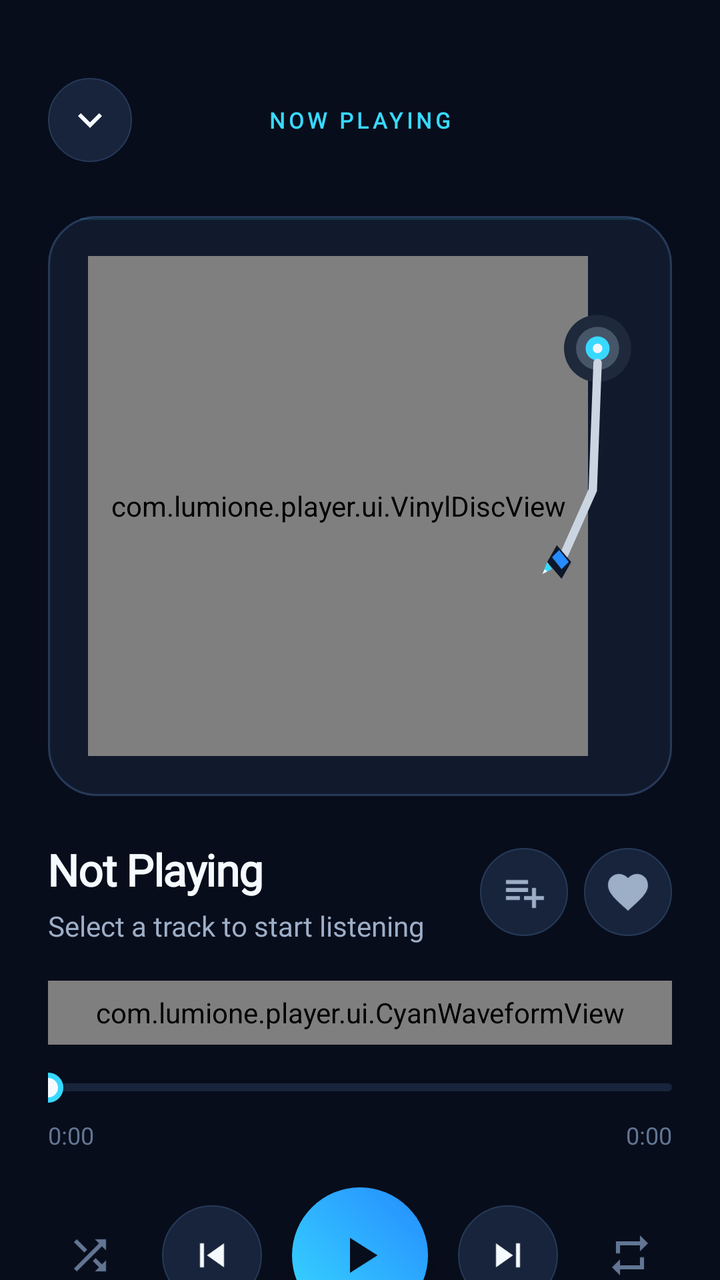
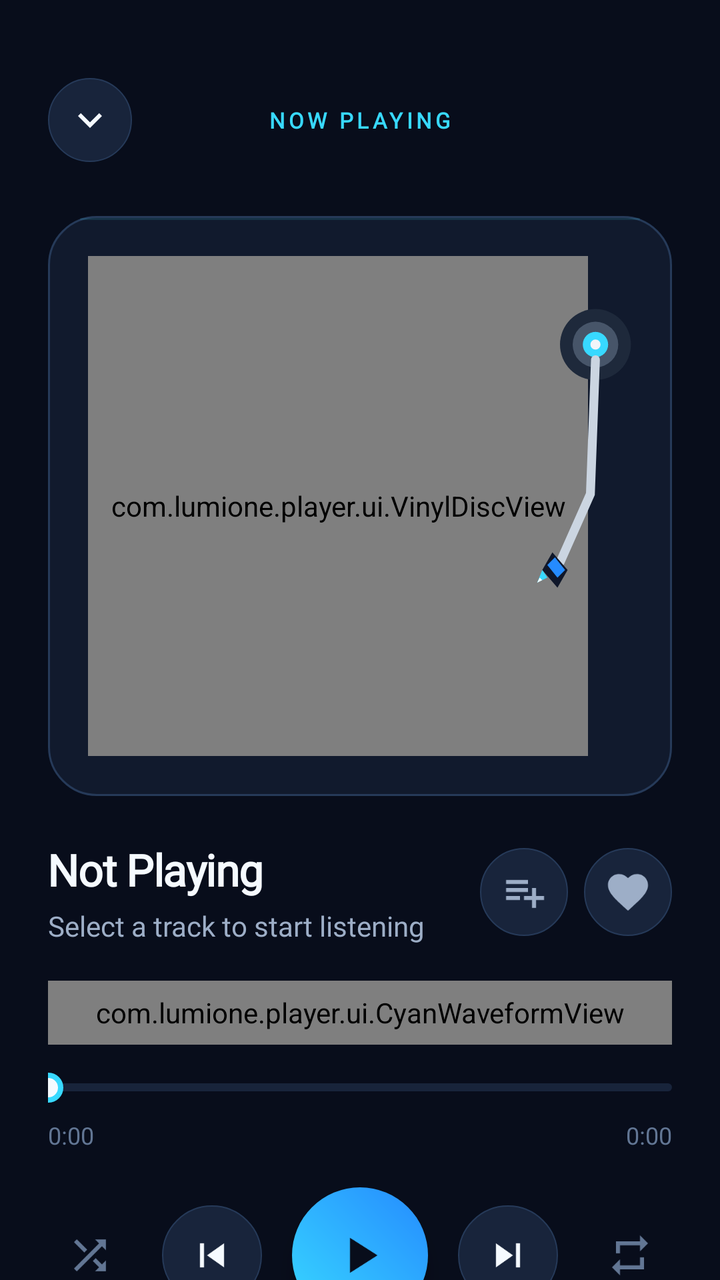

Two renders of the same Android screen: before a commit and after it. Below are the layout's source before the change and the commit's diff.
<!-- AndroidManifest.xml: application theme Theme.LumiOne -->
<!-- res/layout/layout_now_playing.xml -->
<?xml version="1.0" encoding="utf-8"?>
<RelativeLayout xmlns:android="http://schemas.android.com/apk/res/android"
    android:id="@+id/nowPlayingRoot"
    android:layout_width="match_parent"
    android:layout_height="match_parent"
    android:background="@color/bg_base"
    android:fitsSystemWindows="true"
    android:clickable="true"
    android:focusable="true">

    <ScrollView
        android:id="@+id/nowPlayingScroll"
        android:layout_width="match_parent"
        android:layout_height="match_parent"
        android:fillViewport="true"
        android:scrollbars="none">

        <LinearLayout
            android:layout_width="match_parent"
            android:layout_height="wrap_content"
            android:orientation="vertical"
            android:paddingHorizontal="24dp"
            android:paddingTop="36dp"
            android:paddingBottom="36dp">

            
            <RelativeLayout
                android:layout_width="match_parent"
                android:layout_height="48dp"
                android:layout_marginBottom="12dp">

                <ImageButton
                    android:id="@+id/btnCollapseNowPlaying"
                    android:layout_width="42dp"
                    android:layout_height="42dp"
                    android:layout_alignParentStart="true"
                    android:layout_centerVertical="true"
                    android:background="@drawable/bg_icon_button"
                    android:src="@drawable/ic_arrow_down"
                    android:tint="@color/text_primary"
                    android:contentDescription="Collapse" />

                <TextView
                    android:layout_width="wrap_content"
                    android:layout_height="wrap_content"
                    android:layout_centerInParent="true"
                    android:text="NOW PLAYING"
                    android:textColor="@color/primary_cyan"
                    android:textSize="11sp"
                    android:textStyle="bold"
                    android:letterSpacing="0.16"
                    android:fontFamily="@font/plus_jakarta_sans" />

            </RelativeLayout>

            
            <View
                android:layout_width="match_parent"
                android:layout_height="0dp"
                android:layout_weight="1"
                android:minHeight="12dp" />

            
            <FrameLayout
                android:layout_width="match_parent"
                android:layout_height="wrap_content"
                android:layout_gravity="center_horizontal">

                <RelativeLayout
                    android:layout_width="match_parent"
                    android:layout_height="290dp"
                    android:layout_gravity="center"
                    android:background="@drawable/bg_turntable_deck"
                    android:padding="12dp">

                    
                    <com.lumione.player.ui.VinylDiscView
                        android:id="@+id/nowPlayingVinylDisc"
                        android:layout_width="250dp"
                        android:layout_height="250dp"
                        android:layout_centerVertical="true"
                        android:layout_alignParentStart="true"
                        android:layout_marginStart="8dp" />

                    
                    <ImageView
                        android:id="@+id/turntableTonearm"
                        android:layout_width="72dp"
                        android:layout_height="186dp"
                        android:layout_alignParentEnd="true"
                        android:layout_marginTop="14dp"
                        android:layout_marginEnd="6dp"
                        android:src="@drawable/ic_turntable_arm"
                        android:contentDescription="Turntable tonearm" />
                </RelativeLayout>
            </FrameLayout>

            
            <View
                android:layout_width="match_parent"
                android:layout_height="0dp"
                android:layout_weight="1"
                android:minHeight="14dp" />

            
            <RelativeLayout
                android:layout_width="match_parent"
                android:layout_height="wrap_content"
                android:layout_marginTop="8dp"
                android:layout_marginBottom="14dp">

                <LinearLayout
                    android:layout_width="match_parent"
                    android:layout_height="wrap_content"
                    android:layout_toStartOf="@+id/nowPlayingTrackActions"
                    android:layout_centerVertical="true"
                    android:layout_marginEnd="12dp"
                    android:orientation="vertical">

                    <TextView
                        android:id="@+id/fullTrackTitle"
                        android:layout_width="match_parent"
                        android:layout_height="wrap_content"
                        android:text="Not Playing"
                        android:textColor="@color/text_primary"
                        android:textSize="22sp"
                        android:textStyle="bold"
                        android:fontFamily="@font/plus_jakarta_sans"
                        android:letterSpacing="-0.02"
                        android:singleLine="true"
                        android:ellipsize="marquee"
                        android:marqueeRepeatLimit="marquee_forever" />

                    <TextView
                        android:id="@+id/fullArtistName"
                        android:layout_width="match_parent"
                        android:layout_height="wrap_content"
                        android:layout_marginTop="4dp"
                        android:text="Select a track to start listening"
                        android:textColor="@color/text_muted"
                        android:textSize="14sp"
                        android:fontFamily="@font/manrope"
                        android:singleLine="true"
                        android:ellipsize="end" />
                </LinearLayout>

                <LinearLayout
                    android:id="@+id/nowPlayingTrackActions"
                    android:layout_width="wrap_content"
                    android:layout_height="wrap_content"
                    android:layout_alignParentEnd="true"
                    android:layout_centerVertical="true"
                    android:orientation="horizontal">

                    <ImageButton
                        android:id="@+id/btnNowPlayingAddToPlaylist"
                        android:layout_width="44dp"
                        android:layout_height="44dp"
                        android:background="@drawable/bg_icon_button"
                        android:src="@drawable/ic_playlist"
                        android:tint="@color/text_muted"
                        android:contentDescription="Add to playlist" />

                    <ImageButton
                        android:id="@+id/btnNowPlayingLike"
                        android:layout_width="44dp"
                        android:layout_height="44dp"
                        android:layout_marginStart="8dp"
                        android:background="@drawable/bg_icon_button"
                        android:src="@drawable/ic_heart"
                        android:tint="@color/text_muted"
                        android:contentDescription="Like track" />
                </LinearLayout>
            </RelativeLayout>

            
            <com.lumione.player.ui.CyanWaveformView
                android:id="@+id/nowPlayingWaveform"
                android:layout_width="match_parent"
                android:layout_height="32dp"
                android:layout_marginTop="4dp"
                android:layout_marginBottom="14dp" />

            
            <LinearLayout
                android:layout_width="match_parent"
                android:layout_height="wrap_content"
                android:orientation="vertical"
                android:layout_marginBottom="18dp">

                <SeekBar
                    android:id="@+id/fullSeekBar"
                    android:layout_width="match_parent"
                    android:layout_height="wrap_content"
                    android:max="1000"
                    android:maxHeight="4dp"
                    android:minHeight="4dp"
                    android:progressDrawable="@drawable/seekbar_gradient"
                    android:thumb="@drawable/seekbar_thumb"
                    android:splitTrack="false"
                    android:paddingStart="0dp"
                    android:paddingEnd="0dp" />

                <RelativeLayout
                    android:layout_width="match_parent"
                    android:layout_height="wrap_content"
                    android:layout_marginTop="8dp">

                    <TextView
                        android:id="@+id/fullCurrentTime"
                        android:layout_width="wrap_content"
                        android:layout_height="wrap_content"
                        android:layout_alignParentStart="true"
                        android:text="0:00"
                        android:textColor="@color/text_dim"
                        android:textSize="12sp"
                        android:fontFamily="@font/manrope" />

                    <TextView
                        android:id="@+id/fullDurationTime"
                        android:layout_width="wrap_content"
                        android:layout_height="wrap_content"
                        android:layout_alignParentEnd="true"
                        android:text="0:00"
                        android:textColor="@color/text_dim"
                        android:textSize="12sp"
                        android:fontFamily="@font/manrope" />
                </RelativeLayout>
            </LinearLayout>

            
            <LinearLayout
                android:layout_width="match_parent"
                android:layout_height="wrap_content"
                android:gravity="center_vertical"
                android:orientation="horizontal"
                android:layout_marginBottom="16dp">

                
                <ImageButton
                    android:id="@+id/btnFullShuffle"
                    android:layout_width="42dp"
                    android:layout_height="42dp"
                    android:background="?attr/selectableItemBackgroundBorderless"
                    android:src="@drawable/ic_shuffle"
                    android:tint="@color/text_dim"
                    android:contentDescription="Shuffle" />

                <Space
                    android:layout_width="0dp"
                    android:layout_height="1dp"
                    android:layout_weight="1" />

                
                <ImageButton
                    android:id="@+id/btnFullPrev"
                    android:layout_width="50dp"
                    android:layout_height="50dp"
                    android:background="@drawable/bg_icon_button"
                    android:src="@drawable/ic_skip_prev"
                    android:tint="@color/text_primary"
                    android:contentDescription="Previous" />

                <Space
                    android:layout_width="0dp"
                    android:layout_height="1dp"
                    android:layout_weight="1" />

                
                <FrameLayout
                    android:id="@+id/btnFullPlayPause"
                    android:layout_width="68dp"
                    android:layout_height="68dp"
                    android:background="@drawable/bg_tactile_play_button"
                    android:elevation="6dp">

                    <ImageView
                        android:id="@+id/fullPlayPauseIcon"
                        android:layout_width="30dp"
                        android:layout_height="30dp"
                        android:layout_gravity="center"
                        android:src="@drawable/ic_play"
                        android:tint="@color/text_on_cyan"
                        android:contentDescription="Play/Pause" />

                    <ProgressBar
                        android:id="@+id/trackPreparingIndicator"
                        style="?android:attr/progressBarStyleSmall"
                        android:layout_width="24dp"
                        android:layout_height="24dp"
                        android:layout_gravity="center"
                        android:indeterminate="true"
                        android:indeterminateTint="@color/primary_cyan"
                        android:visibility="gone" />
                </FrameLayout>

                <Space
                    android:layout_width="0dp"
                    android:layout_height="1dp"
                    android:layout_weight="1" />

                
                <ImageButton
                    android:id="@+id/btnFullNext"
                    android:layout_width="50dp"
                    android:layout_height="50dp"
                    android:background="@drawable/bg_icon_button"
                    android:src="@drawable/ic_skip_next"
                    android:tint="@color/text_primary"
                    android:contentDescription="Next" />

                <Space
                    android:layout_width="0dp"
                    android:layout_height="1dp"
                    android:layout_weight="1" />

                
                <ImageButton
                    android:id="@+id/btnFullRepeat"
                    android:layout_width="42dp"
                    android:layout_height="42dp"
                    android:background="?attr/selectableItemBackgroundBorderless"
                    android:src="@drawable/ic_repeat"
                    android:tint="@color/text_dim"
                    android:contentDescription="Repeat" />
            </LinearLayout>

            
            <LinearLayout
                android:layout_width="wrap_content"
                android:layout_height="28dp"
                android:layout_gravity="center_horizontal"
                android:background="@drawable/bg_chip_pill"
                android:paddingHorizontal="14dp"
                android:gravity="center"
                android:orientation="horizontal">

                <ImageView
                    android:layout_width="12dp"
                    android:layout_height="12dp"
                    android:src="@drawable/ic_soundwave"
                    android:tint="@color/primary_cyan"
                    android:layout_marginEnd="6dp" />

                <TextView
                    android:id="@+id/fullQualityBadge"
                    android:layout_width="wrap_content"
                    android:layout_height="wrap_content"
                    android:text="LumiOne HD • 320 kbps"
                    android:textColor="@color/primary_cyan"
                    android:textSize="11sp"
                    android:textStyle="bold"
                    android:fontFamily="@font/plus_jakarta_sans" />
            </LinearLayout>

            <LinearLayout
                android:id="@+id/nowPlayingUpNextSection"
                android:layout_width="match_parent"
                android:layout_height="wrap_content"
                android:layout_marginTop="24dp"
                android:orientation="vertical">

                <LinearLayout
                    android:layout_width="match_parent"
                    android:layout_height="wrap_content"
                    android:gravity="center_vertical"
                    android:orientation="horizontal"
                    android:layout_marginBottom="10dp">

                    <TextView
                        android:layout_width="0dp"
                        android:layout_height="wrap_content"
                        android:layout_weight="1"
                        android:text="Up Next"
                        android:textColor="@color/text_primary"
                        android:textSize="20sp"
                        android:textStyle="bold"
                        android:fontFamily="@font/plus_jakarta_sans" />

                    <TextView
                        android:id="@+id/nowPlayingQueueCount"
                        android:layout_width="wrap_content"
                        android:layout_height="wrap_content"
                        android:text="0 tracks"
                        android:textColor="@color/text_dim"
                        android:textSize="12sp"
                        android:fontFamily="@font/manrope" />
                </LinearLayout>

                <TextView
                    android:id="@+id/nowPlayingQueueEmpty"
                    android:layout_width="match_parent"
                    android:layout_height="wrap_content"
                    android:background="@drawable/bg_track_item_normal"
                    android:gravity="center"
                    android:padding="24dp"
                    android:text="No upcoming tracks"
                    android:textColor="@color/text_dim"
                    android:textSize="14sp"
                    android:visibility="gone" />

                <androidx.recyclerview.widget.RecyclerView
                    android:id="@+id/nowPlayingUpNextRecycler"
                    android:layout_width="match_parent"
                    android:layout_height="wrap_content"
                    android:nestedScrollingEnabled="false"
                    android:clipToPadding="false"
                    android:overScrollMode="never" />
            </LinearLayout>

        </LinearLayout>
    </ScrollView>
</RelativeLayout>
<!-- resources referenced by this layout -->
<resources>
  <color name="bg_base">#080D1B</color>
  <color name="primary_cyan">#38D9FF</color>
  <color name="text_dim">#627694</color>
  <color name="text_muted">#9DAEC7</color>
  <color name="text_on_cyan">#080D1B</color>
  <color name="text_primary">#F5FAFF</color>
  <!-- drawable bg_icon_button (drawable) -->
  <?xml version="1.0" encoding="utf-8"?>
  <shape xmlns:android="http://schemas.android.com/apk/res/android"
      android:shape="oval">
      <solid android:color="@color/surface_container" />
      <stroke
          android:width="0.8dp"
          android:color="@color/outline" />
  </shape>
  <!-- drawable ic_play (drawable) -->
  <vector xmlns:android="http://schemas.android.com/apk/res/android"
      android:width="24dp" android:height="24dp"
      android:viewportWidth="24" android:viewportHeight="24">
      <path android:fillColor="#FFFFFF"
          android:pathData="M8,5v14l11,-7z"/>
  </vector>
  <!-- drawable ic_skip_next (drawable) -->
  <vector xmlns:android="http://schemas.android.com/apk/res/android"
      android:width="24dp" android:height="24dp"
      android:viewportWidth="24" android:viewportHeight="24">
      <path android:fillColor="#FFFFFF"
          android:pathData="M6,18l8.5,-6L6,6v12zM16,6v12h2V6h-2z"/>
  </vector>
  <!-- drawable ic_skip_prev (drawable) -->
  <vector xmlns:android="http://schemas.android.com/apk/res/android"
      android:width="24dp" android:height="24dp"
      android:viewportWidth="24" android:viewportHeight="24">
      <path android:fillColor="#FFFFFF"
          android:pathData="M6,6h2v12H6zm3.5,6l8.5,6V6z"/>
  </vector>
  <style name="Theme.LumiOne" parent="Theme.MaterialComponents.DayNight.NoActionBar">
          <item name="colorPrimary">@color/primary</item>
          <item name="colorPrimaryVariant">@color/primary_dark</item>
          <item name="colorOnPrimary">@color/text_primary</item>
          <item name="colorSecondary">@color/secondary</item>
          <item name="colorOnSecondary">@color/background</item>
          <item name="colorSurface">@color/surface</item>
          <item name="colorOnSurface">@color/text_primary</item>
          <item name="android:colorBackground">@color/background</item>
          <item name="colorOnBackground">@color/text_primary</item>
          <item name="android:windowBackground">@color/background</item>
          <item name="android:statusBarColor">@android:color/transparent</item>
          <item name="android:navigationBarColor">@color/background</item>
          <item name="android:windowLightStatusBar">false</item>
          <item name="android:windowLightNavigationBar">false</item>
          <item name="bottomSheetDialogTheme">@style/Theme.LumiOne.BottomSheet</item>
      </style>
  <color name="surface_container">#18243B</color>
  <color name="outline">#263A59</color>
  <color name="surface">#111A2D</color>
  <color name="glass_highlight">#1F38D9FF</color>
  <color name="primary">#38D9FF</color>
  <color name="primary_dark">#1255A6</color>
  <color name="secondary">#8CEBFF</color>
  <color name="background">#080D1B</color>
  <style name="Theme.LumiOne.BottomSheet" parent="Theme.MaterialComponents.BottomSheetDialog">
          <item name="bottomSheetStyle">@style/Theme.LumiOne.BottomSheetStyle</item>
          <item name="android:windowIsFloating">false</item>
          <item name="android:windowSoftInputMode">adjustResize</item>
      </style>
  <style name="Theme.LumiOne.BottomSheetStyle" parent="Widget.MaterialComponents.BottomSheet.Modal">
          <item name="backgroundTint">@color/surface</item>
          <item name="shapeAppearanceOverlay">@style/Theme.LumiOne.BottomSheetShape</item>
      </style>
  <style name="Theme.LumiOne.BottomSheetShape" parent="">
          <item name="cornerSizeTopLeft">20dp</item>
          <item name="cornerSizeTopRight">20dp</item>
      </style>
  <!-- unchanged entries left out for length: 13 -->
</resources>

<!-- the commit's change to res/layout/layout_now_playing.xml (unified diff, before → after) -->
@@ -64,6 +64,8 @@
             <FrameLayout
                 android:layout_width="match_parent"
                 android:layout_height="wrap_content"
+                android:clipChildren="false"
+                android:clipToPadding="false"
                 android:layout_gravity="center_horizontal">
 
                 <RelativeLayout
@@ -71,6 +73,8 @@
                     android:layout_height="290dp"
                     android:layout_gravity="center"
                     android:background="@drawable/bg_turntable_deck"
+                    android:clipChildren="false"
+                    android:clipToPadding="false"
                     android:padding="12dp">
 
                     
@@ -85,10 +89,10 @@
                     
                     <ImageView
                         android:id="@+id/turntableTonearm"
-                        android:layout_width="72dp"
-                        android:layout_height="186dp"
+                        android:layout_width="76dp"
+                        android:layout_height="192dp"
                         android:layout_alignParentEnd="true"
-                        android:layout_marginTop="14dp"
+                        android:layout_marginTop="12dp"
                         android:layout_marginEnd="6dp"
                         android:src="@drawable/ic_turntable_arm"
                         android:contentDescription="Turntable tonearm" />
<!-- resource entries referenced after the edit -->
@@ -50,7 +50,7 @@
           <item name="android:statusBarColor">@android:color/transparent</item>
           <item name="android:navigationBarColor">@color/background</item>
           <item name="android:windowLightStatusBar">false</item>
-          <item name="android:windowLightNavigationBar">false</item>
+          <item name="android:windowLightNavigationBar" tools:targetApi="27">false</item>
           <item name="bottomSheetDialogTheme">@style/Theme.LumiOne.BottomSheet</item>
       </style>
   <color name="surface_container">#18243B</color>
